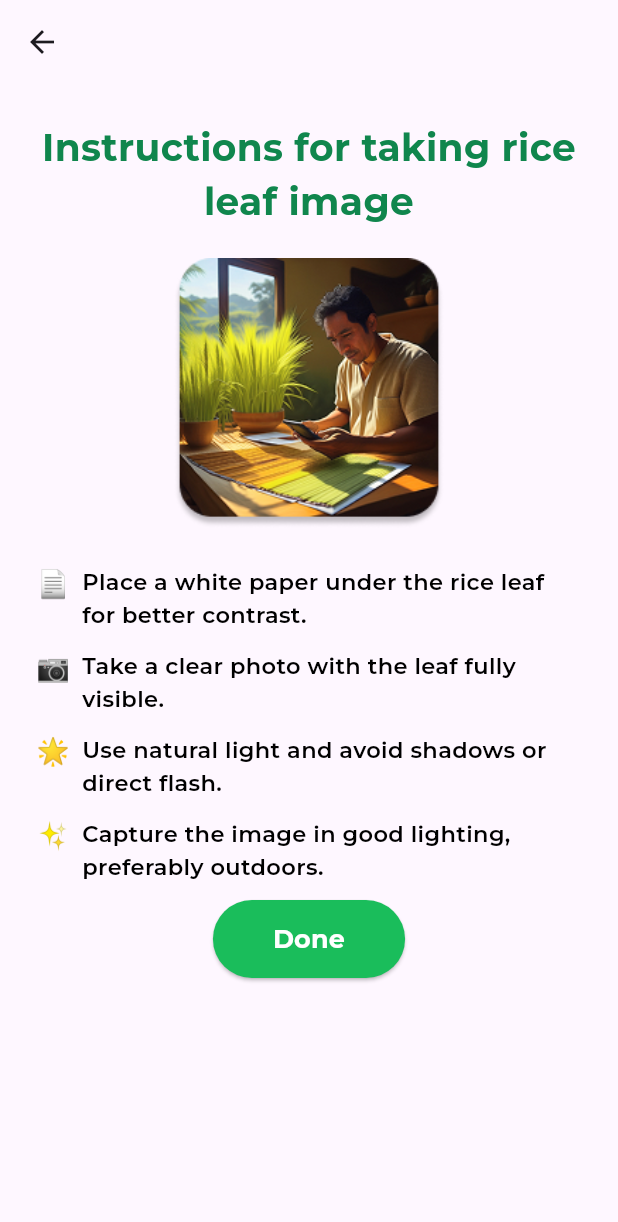
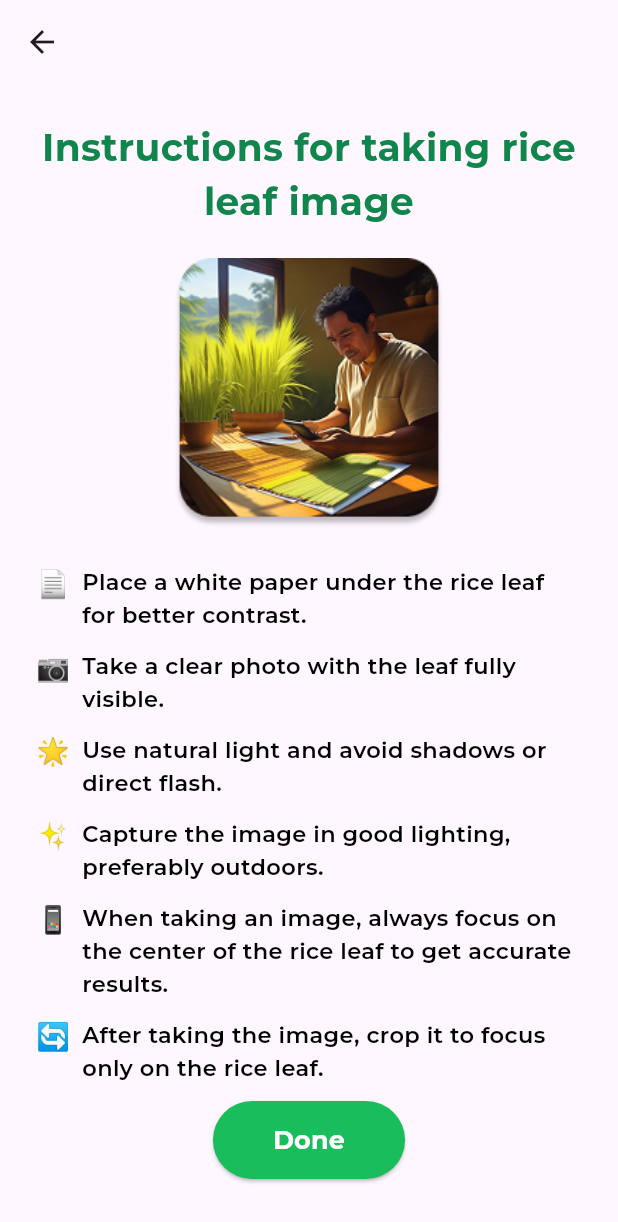
Before and after one commit to asithan42/FertiScan-Mobile-App, a Flutter app: the PhotoTakeInstruction screen opened directly, on a phone screen of 412 x 824 dp. Shown: the top 1222 px of the screen. Run offline on Flutter 3.47's test engine with Material 3 defaults, Android fonts, the phone set to English and light mode, and no system bars; our stand-ins replace awesome_dialog, camera, dio, flutter_animate, font_awesome_flutter, get and 4 more; accounts and stored records are empty.

Commit message:
Add additional instructions for photo capture and update session completion threshold

```diff
--- a/assets/lang/en.json
+++ b/assets/lang/en.json
@@ -54,6 +54,8 @@
     "instruction_2": "Take a clear photo with the leaf fully visible.",
     "instruction_3": "Use natural light and avoid shadows or direct flash.",
     "instruction_4": "Capture the image in good lighting, preferably outdoors.",
+    "instruction_5": "When taking an image, always focus on the center of the rice leaf to get accurate results.",
+    "instruction_6": "After taking the image, crop it to focus only on the rice leaf.",
     "done_button": "Done"
   },
   "home_screen": {
--- a/assets/lang/ta.json
+++ b/assets/lang/ta.json
@@ -56,11 +56,13 @@
           "instruction_2": "Take a clear photo with the leaf fully visible.",
           "instruction_3": "Use natural light and avoid shadows or direct flash.",
           "instruction_4": "Capture the image in good lighting, preferably outdoors.",
+          "instruction_5": "When taking an image, always focus on the center of the rice leaf to get accurate results.",
+          "instruction_6": "After taking the image, crop it to focus only on the rice leaf.",
           "done_button": "Done"
         },
         "home_screen": {
           "instruction_text": "Check 10 randomly selected rice plants per field to get\nfertilizer recommendation",
-    "guide_button": "Photo Taken Guide"
+          "guide_button": "Photo Taken Guide"
         },
         "capture_widget": {
           "start_button": "Start Capture",
--- a/lib/screens/photo_take_instruction.dart
+++ b/lib/screens/photo_take_instruction.dart
@@ -67,6 +67,14 @@ class _PhotoTakeInstructionState extends State<PhotoTakeInstruction> {
                             InstructionPoint(
                               icon: "✨",
                               textKey: "user_guide_screen.instruction_4",
+                            ),
+                             InstructionPoint(
+                              icon: "📱",
+                              textKey: "user_guide_screen.instruction_5",
+                            ),
+                            InstructionPoint(
+                              icon: "🔄",
+                              textKey: "user_guide_screen.instruction_6",
                             ),
                           ],
                         ),
--- a/lib/util/capture_progress.dart
+++ b/lib/util/capture_progress.dart
@@ -35,7 +35,7 @@ class _CaptureProgressWidgetState extends State<CaptureProgressWidget> {
                 _sessionResults.add(result);
               });
 
-              if (_photosTaken == 2) {
+              if (_photosTaken == 10) {
                 _processCompleteSession();
               }
             }
```
Also changed, not shown: assets/lang/si.json (+5 -2 lines).
